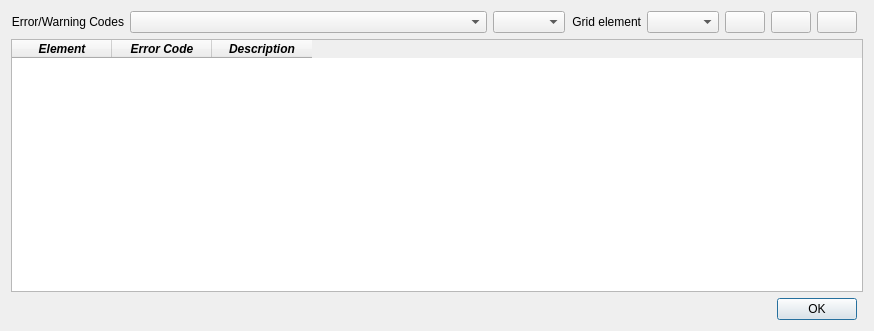
FLO-2DSoftware/qgis-flo-2d-plugin, file flo2d/ui/issues.ui: the form before one commit.
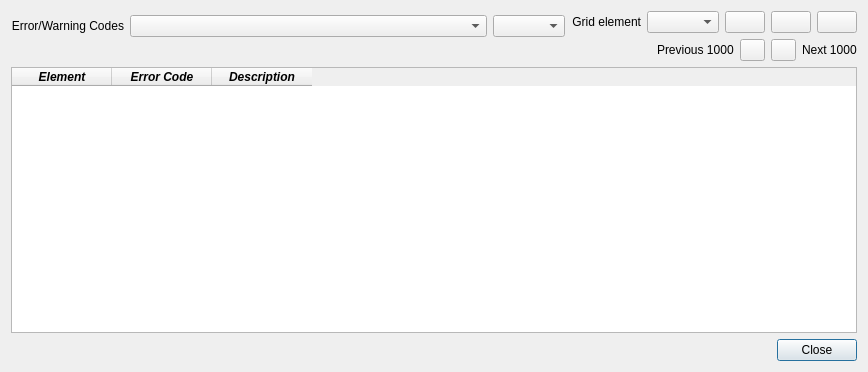
The form after the commit. Icons and pictures are not drawn.

Commit message: LEVEES: Build levees from walls. Levees dialog with neighbours and fail data. ISSUES: 1000 at a time

```diff
--- a/flo2d/ui/issues.ui
+++ b/flo2d/ui/issues.ui
@@ -6,8 +6,8 @@
    <rect>
     <x>0</x>
     <y>0</y>
-    <width>838</width>
-    <height>331</height>
+    <width>797</width>
+    <height>372</height>
    </rect>
   </property>
   <property name="sizePolicy">
@@ -19,100 +19,118 @@
   <property name="windowTitle">
    <string>Errors and Warnings Analysis</string>
   </property>
-  <layout class="QGridLayout" name="gridLayout_3">
-   <item row="0" column="2">
-    <layout class="QGridLayout" name="gridLayout">
-     <property name="sizeConstraint">
-      <enum>QLayout::SetFixedSize</enum>
+  <layout class="QGridLayout" name="gridLayout_13">
+   <item row="2" column="0">
+    <widget class="QDialogButtonBox" name="buttonBox">
+     <property name="standardButtons">
+      <set>QDialogButtonBox::Close</set>
      </property>
-     <item row="0" column="4">
-      <widget class="QPushButton" name="find_cell_btn">
-       <property name="sizePolicy">
-        <sizepolicy hsizetype="Fixed" vsizetype="Fixed">
-         <horstretch>0</horstretch>
-         <verstretch>0</verstretch>
-        </sizepolicy>
-       </property>
-       <property name="text">
-        <string/>
-       </property>
-       <property name="icon">
-        <iconset>
-         <normaloff>../img/eye-svgrepo-com.svg</normaloff>../img/eye-svgrepo-com.svg</iconset>
-       </property>
-      </widget>
-     </item>
-     <item row="0" column="0">
-      <widget class="QLabel" name="label_7">
-       <property name="sizePolicy">
-        <sizepolicy hsizetype="Fixed" vsizetype="Fixed">
-         <horstretch>0</horstretch>
-         <verstretch>0</verstretch>
-        </sizepolicy>
-       </property>
-       <property name="text">
-        <string>Grid element</string>
-       </property>
-       <property name="alignment">
-        <set>Qt::AlignRight|Qt::AlignTrailing|Qt::AlignVCenter</set>
-       </property>
-      </widget>
-     </item>
-     <item row="0" column="1">
-      <widget class="QComboBox" name="elements_cbo">
+    </widget>
+   </item>
+   <item row="1" column="0">
+    <widget class="QTableWidget" name="description_tblw">
        <property name="enabled">
         <bool>true</bool>
        </property>
        <property name="sizePolicy">
-        <sizepolicy hsizetype="Fixed" vsizetype="Fixed">
+      <sizepolicy hsizetype="Expanding" vsizetype="Expanding">
          <horstretch>0</horstretch>
          <verstretch>0</verstretch>
         </sizepolicy>
        </property>
-       <property name="maxVisibleItems">
-        <number>20</number>
-       </property>
-       <property name="insertPolicy">
-        <enum>QComboBox::InsertAlphabetically</enum>
-       </property>
-      </widget>
-     </item>
-     <item row="0" column="2">
-      <widget class="QPushButton" name="zoom_in_btn">
-       <property name="toolTip">
-        <string>Zoom In</string>
-       </property>
-       <property name="toolTipDuration">
-        <number>2</number>
-       </property>
+     <property name="maximumSize">
+      <size>
+       <width>1000</width>
+       <height>16777215</height>
+      </size>
+     </property>
+     <property name="baseSize">
+      <size>
+       <width>7</width>
+       <height>0</height>
+      </size>
+     </property>
+     <property name="editTriggers">
+      <set>QAbstractItemView::NoEditTriggers</set>
+     </property>
+     <property name="alternatingRowColors">
+      <bool>false</bool>
+     </property>
+     <property name="selectionMode">
+      <enum>QAbstractItemView::ContiguousSelection</enum>
+     </property>
+     <property name="selectionBehavior">
+      <enum>QAbstractItemView::SelectRows</enum>
+     </property>
+     <property name="sortingEnabled">
+      <bool>false</bool>
+     </property>
+     <property name="rowCount">
+      <number>0</number>
+     </property>
+     <property name="columnCount">
+      <number>3</number>
+     </property>
+     <attribute name="horizontalHeaderCascadingSectionResizes">
+      <bool>false</bool>
+     </attribute>
+     <column>
        <property name="text">
-        <string/>
-       </property>
-       <property name="icon">
-        <iconset>
-         <normaloff>../img/zoom_in.svg</normaloff>../img/zoom_in.svg</iconset>
-       </property>
-      </widget>
-     </item>
-     <item row="0" column="3">
-      <widget class="QPushButton" name="zoom_out_btn">
-       <property name="toolTip">
-        <string>Zoom Out</string>
-       </property>
-       <property name="toolTipDuration">
-        <number>2</number>
-       </property>
+       <string>Element</string>
+      </property>
+      <property name="font">
+       <font>
+        <weight>75</weight>
+        <italic>true</italic>
+        <bold>true</bold>
+       </font>
+      </property>
+     </column>
+     <column>
+      <property name="text">
+       <string>Error Code</string>
+      </property>
+      <property name="font">
+       <font>
+        <weight>75</weight>
+        <italic>true</italic>
+        <bold>true</bold>
+       </font>
+      </property>
+     </column>
+     <column>
        <property name="text">
-        <string/>
-       </property>
-       <property name="icon">
-        <iconset>
-         <normaloff>../img/zoom_out.svg</normaloff>../img/zoom_out.svg</iconset>
-       </property>
-      </widget>
-     </item>
-    </layout>
-   </item>
+       <string>Description</string>
+      </property>
+      <property name="font">
+       <font>
+        <weight>75</weight>
+        <italic>true</italic>
+        <bold>true</bold>
+       </font>
+      </property>
+     </column>
+    </widget>
+   </item>
+   <item row="0" column="0">
+    <layout class="QGridLayout" name="gridLayout_10">
+     <item row="0" column="0">
+      <layout class="QGridLayout" name="gridLayout_7">
+       <item row="1" column="0">
+        <spacer name="horizontalSpacer">
+         <property name="orientation">
+          <enum>Qt::Horizontal</enum>
+         </property>
+         <property name="sizeHint" stdset="0">
+          <size>
+           <width>494</width>
+           <height>20</height>
+          </size>
+         </property>
+        </spacer>
+       </item>
+       <item row="0" column="0">
+        <layout class="QGridLayout" name="gridLayout_4">
    <item row="0" column="0">
     <layout class="QGridLayout" name="gridLayout_2">
      <property name="sizeConstraint">
@@ -294,99 +312,214 @@
      </property>
     </widget>
    </item>
-   <item row="2" column="2">
-    <widget class="QDialogButtonBox" name="buttonBox">
-     <property name="standardButtons">
-      <set>QDialogButtonBox::Ok</set>
+        </layout>
+       </item>
+      </layout>
+     </item>
+     <item row="0" column="1">
+      <layout class="QGridLayout" name="gridLayout_9">
+       <item row="0" column="0">
+        <layout class="QGridLayout" name="gridLayout">
+         <property name="sizeConstraint">
+          <enum>QLayout::SetFixedSize</enum>
+         </property>
+         <item row="0" column="0">
+          <widget class="QLabel" name="label_7">
+           <property name="sizePolicy">
+            <sizepolicy hsizetype="Fixed" vsizetype="Fixed">
+             <horstretch>0</horstretch>
+             <verstretch>0</verstretch>
+            </sizepolicy>
+           </property>
+           <property name="text">
+            <string>Grid element</string>
+           </property>
+           <property name="alignment">
+            <set>Qt::AlignRight|Qt::AlignTrailing|Qt::AlignVCenter</set>
      </property>
     </widget>
    </item>
-   <item row="1" column="0" colspan="4">
-    <widget class="QTableWidget" name="description_tblw">
+         <item row="0" column="1">
+          <widget class="QComboBox" name="elements_cbo">
      <property name="enabled">
       <bool>true</bool>
      </property>
      <property name="sizePolicy">
-      <sizepolicy hsizetype="Expanding" vsizetype="Expanding">
+            <sizepolicy hsizetype="Expanding" vsizetype="Fixed">
        <horstretch>0</horstretch>
        <verstretch>0</verstretch>
       </sizepolicy>
      </property>
-     <property name="maximumSize">
-      <size>
-       <width>1000</width>
-       <height>16777215</height>
-      </size>
-     </property>
-     <property name="baseSize">
-      <size>
-       <width>7</width>
-       <height>0</height>
-      </size>
-     </property>
-     <property name="editTriggers">
-      <set>QAbstractItemView::NoEditTriggers</set>
-     </property>
-     <property name="alternatingRowColors">
-      <bool>false</bool>
-     </property>
-     <property name="selectionMode">
-      <enum>QAbstractItemView::ContiguousSelection</enum>
-     </property>
-     <property name="selectionBehavior">
-      <enum>QAbstractItemView::SelectRows</enum>
-     </property>
-     <property name="sortingEnabled">
-      <bool>false</bool>
-     </property>
-     <property name="rowCount">
-      <number>0</number>
-     </property>
-     <property name="columnCount">
-      <number>3</number>
-     </property>
-     <attribute name="horizontalHeaderCascadingSectionResizes">
-      <bool>false</bool>
-     </attribute>
-     <column>
+           <property name="maxVisibleItems">
+            <number>20</number>
+           </property>
+           <property name="insertPolicy">
+            <enum>QComboBox::InsertAlphabetically</enum>
+           </property>
+          </widget>
+         </item>
+         <item row="0" column="2">
+          <widget class="QPushButton" name="zoom_in_btn">
+           <property name="toolTip">
+            <string>Zoom In</string>
+           </property>
+           <property name="toolTipDuration">
+            <number>2</number>
+           </property>
+           <property name="text">
+            <string/>
+           </property>
+           <property name="icon">
+            <iconset>
+             <normaloff>../img/zoom_in.svg</normaloff>../img/zoom_in.svg</iconset>
+           </property>
+          </widget>
+         </item>
+         <item row="0" column="3">
+          <widget class="QPushButton" name="zoom_out_btn">
+           <property name="toolTip">
+            <string>Zoom Out</string>
+           </property>
+           <property name="toolTipDuration">
+            <number>2</number>
+           </property>
+           <property name="text">
+            <string/>
+           </property>
+           <property name="icon">
+            <iconset>
+             <normaloff>../img/zoom_out.svg</normaloff>../img/zoom_out.svg</iconset>
+           </property>
+          </widget>
+         </item>
+         <item row="0" column="4">
+          <widget class="QPushButton" name="find_cell_btn">
+           <property name="sizePolicy">
+            <sizepolicy hsizetype="Fixed" vsizetype="Fixed">
+             <horstretch>0</horstretch>
+             <verstretch>0</verstretch>
+            </sizepolicy>
+           </property>
       <property name="text">
-       <string>Element</string>
-      </property>
-      <property name="font">
-       <font>
-        <weight>75</weight>
-        <italic>true</italic>
-        <bold>true</bold>
-       </font>
-      </property>
-     </column>
-     <column>
+            <string/>
+           </property>
+           <property name="icon">
+            <iconset>
+             <normaloff>../img/eye-svgrepo-com.svg</normaloff>../img/eye-svgrepo-com.svg</iconset>
+           </property>
+          </widget>
+         </item>
+        </layout>
+       </item>
+       <item row="1" column="0">
+        <layout class="QGridLayout" name="gridLayout_8">
+         <item row="0" column="0">
+          <spacer name="horizontalSpacer_2">
+           <property name="orientation">
+            <enum>Qt::Horizontal</enum>
+           </property>
+           <property name="sizeHint" stdset="0">
+            <size>
+             <width>62</width>
+             <height>20</height>
+            </size>
+           </property>
+          </spacer>
+         </item>
+         <item row="0" column="1">
+          <layout class="QGridLayout" name="gridLayout_3">
+           <item row="0" column="0">
+            <layout class="QGridLayout" name="gridLayout_12">
+             <item row="0" column="0">
+              <widget class="QLabel" name="previous_grid_issues_lbl">
       <property name="text">
-       <string>Error Code</string>
-      </property>
-      <property name="font">
-       <font>
-        <weight>75</weight>
-        <italic>true</italic>
-        <bold>true</bold>
-       </font>
-      </property>
-     </column>
-     <column>
+                <string>Previous 1000</string>
+               </property>
+              </widget>
+             </item>
+             <item row="0" column="1">
+              <widget class="QPushButton" name="previous_grid_issues_btn">
+               <property name="sizePolicy">
+                <sizepolicy hsizetype="Fixed" vsizetype="Fixed">
+                 <horstretch>0</horstretch>
+                 <verstretch>0</verstretch>
+                </sizepolicy>
+               </property>
+               <property name="minimumSize">
+                <size>
+                 <width>25</width>
+                 <height>0</height>
+                </size>
+               </property>
+               <property name="maximumSize">
+                <size>
+                 <width>25</width>
+                 <height>16777215</height>
+                </size>
+               </property>
       <property name="text">
-       <string>Description</string>
-      </property>
-      <property name="font">
-       <font>
-        <weight>75</weight>
-        <italic>true</italic>
-        <bold>true</bold>
-       </font>
-      </property>
-     </column>
+                <string/>
+               </property>
+               <property name="icon">
+                <iconset>
+                 <normaloff>../img/arrow_4.svg</normaloff>../img/arrow_4.svg</iconset>
+               </property>
     </widget>
    </item>
   </layout>
+           </item>
+           <item row="0" column="1">
+            <layout class="QGridLayout" name="gridLayout_6">
+             <item row="0" column="0">
+              <widget class="QPushButton" name="next_grid_issues_btn">
+               <property name="sizePolicy">
+                <sizepolicy hsizetype="Fixed" vsizetype="Fixed">
+                 <horstretch>0</horstretch>
+                 <verstretch>0</verstretch>
+                </sizepolicy>
+               </property>
+               <property name="minimumSize">
+                <size>
+                 <width>25</width>
+                 <height>0</height>
+                </size>
+               </property>
+               <property name="maximumSize">
+                <size>
+                 <width>25</width>
+                 <height>16777215</height>
+                </size>
+               </property>
+               <property name="text">
+                <string/>
+               </property>
+               <property name="icon">
+                <iconset>
+                 <normaloff>../img/arrow_2.svg</normaloff>../img/arrow_2.svg</iconset>
+               </property>
+              </widget>
+             </item>
+             <item row="0" column="1">
+              <widget class="QLabel" name="next_grid_issues_lbl">
+               <property name="text">
+                <string>Next 1000</string>
+               </property>
+              </widget>
+             </item>
+            </layout>
+           </item>
+          </layout>
+         </item>
+        </layout>
+       </item>
+      </layout>
+     </item>
+    </layout>
+   </item>
+  </layout>
+  <zorder>description_tblw</zorder>
+  <zorder>buttonBox</zorder>
+  <zorder></zorder>
  </widget>
  <resources/>
  <connections>
```
Left out of the diff: 12 changed lines with no effect on the pictures. Lines whose indentation alone changed are shown as unchanged. The commit also changes 29 other files.
